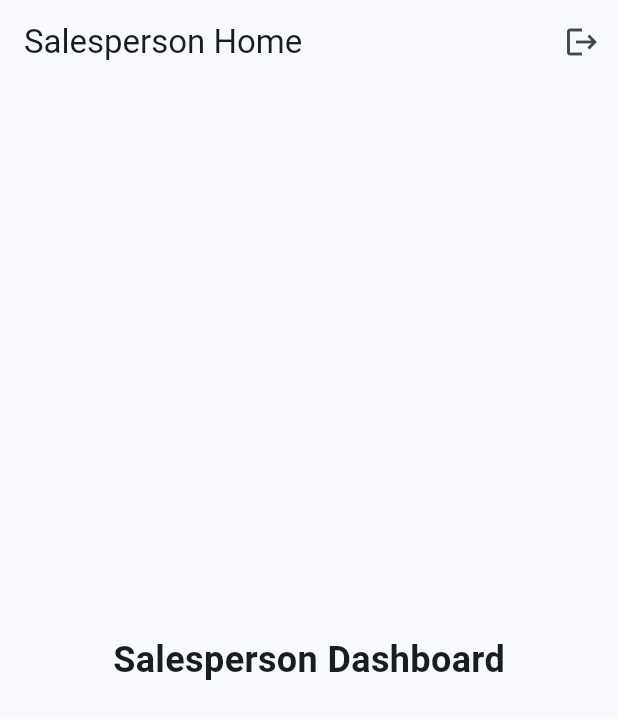
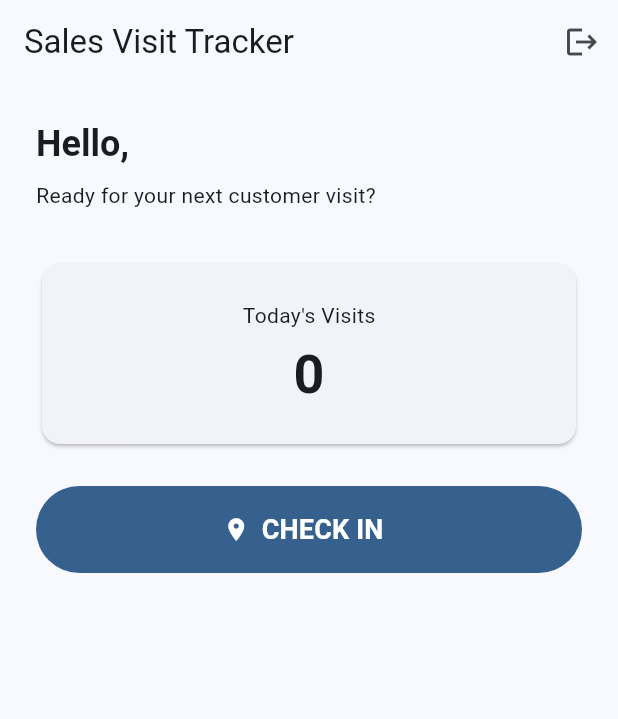
Before and after one commit to vianneywendy/SalesTrackerApp, a Flutter app: the SalespersonHomeScreen screen opened directly, on a phone screen of 412 x 824 dp. Shown: the top 719 px of the screen. Run offline on Flutter 3.47's test engine with Material 3 defaults, Android fonts, the phone set to English and light mode, and no system bars; our stand-ins replace supabase_flutter; accounts and stored records are empty.

Commit message:
Add salesperson dashboard and check-in form

```diff
--- a/lib/screens/salesperson_home_screen.dart
+++ b/lib/screens/salesperson_home_screen.dart
@@ -1,13 +1,85 @@
 import 'package:flutter/material.dart';
 import 'package:supabase_flutter/supabase_flutter.dart';
 
-class SalespersonHomeScreen extends StatelessWidget {
+import 'check_in_screen.dart';
+
+class SalespersonHomeScreen extends StatefulWidget {
   const SalespersonHomeScreen({super.key});
 
-  Future<void> logout(BuildContext context) async {
+  @override
+  State<SalespersonHomeScreen> createState() => _SalespersonHomeScreenState();
+}
+
+class _SalespersonHomeScreenState extends State<SalespersonHomeScreen> {
+  String fullName = 'Salesperson';
+  int todayVisitCount = 0;
+  bool isLoading = true;
+
+  @override
+  void initState() {
+    super.initState();
+    loadDashboard();
+  }
+
+  Future<void> loadDashboard() async {
+    final user = Supabase.instance.client.auth.currentUser;
+
+    if (user == null) {
+      return;
+    }
+
+    try {
+      final profile = await Supabase.instance.client
+          .from('profiles')
+          .select('full_name')
+          .eq('id', user.id)
+          .single();
+
+      final now = DateTime.now();
+
+      final startOfDay = DateTime(
+        now.year,
+        now.month,
+        now.day,
+      ).toUtc();
+
+      final endOfDay = startOfDay.add(
+        const Duration(days: 1),
+      );
+
+      final visits = await Supabase.instance.client
+          .from('visits')
+          .select('id')
+          .eq('salesperson_id', user.id)
+          .gte('visited_at', startOfDay.toIso8601String())
+          .lt('visited_at', endOfDay.toIso8601String());
+
+      if (!mounted) return;
+
+      setState(() {
+        fullName = profile['full_name'] ?? 'Salesperson';
+        todayVisitCount = visits.length;
+        isLoading = false;
+      });
+    } catch (error) {
+      if (!mounted) return;
+
+      setState(() {
+        isLoading = false;
+      });
+
+      ScaffoldMessenger.of(context).showSnackBar(
+        SnackBar(
+          content: Text('Failed to load dashboard: $error'),
+        ),
+      );
+    }
+  }
+
+  Future<void> logout() async {
     await Supabase.instance.client.auth.signOut();
 
-    if (!context.mounted) return;
+    if (!mounted) return;
 
     Navigator.of(context).pushNamedAndRemoveUntil(
       '/',
@@ -15,27 +87,91 @@ class SalespersonHomeScreen extends StatelessWidget {
     );
   }
 
+  Future<void> openCheckIn() async {
+    final result = await Navigator.of(context).push(
+      MaterialPageRoute(
+        builder: (_) => const CheckInScreen(),
+      ),
+    );
+
+    if (result == true) {
+      loadDashboard();
+    }
+  }
+
   @override
   Widget build(BuildContext context) {
     return Scaffold(
       appBar: AppBar(
-        title: const Text('Salesperson Home'),
+        title: const Text('Sales Visit Tracker'),
         actions: [
           IconButton(
-            onPressed: () => logout(context),
+            tooltip: 'Log out',
+            onPressed: logout,
             icon: const Icon(Icons.logout),
           ),
         ],
       ),
-      body: const Center(
-        child: Text(
-          'Salesperson Dashboard',
-          style: TextStyle(
-            fontSize: 24,
-            fontWeight: FontWeight.bold,
-          ),
-        ),
-      ),
+      body: isLoading
+          ? const Center(
+              child: CircularProgressIndicator(),
+            )
+          : RefreshIndicator(
+              onRefresh: loadDashboard,
+              child: ListView(
+                padding: const EdgeInsets.all(24),
+                children: [
+                  Text(
+                    'Hello, $fullName',
+                    style: Theme.of(context).textTheme.headlineSmall?.copyWith(
+                          fontWeight: FontWeight.bold,
+                        ),
+                  ),
+                  const SizedBox(height: 8),
+                  const Text(
+                    'Ready for your next customer visit?',
+                  ),
+                  const SizedBox(height: 32),
+                  Card(
+                    child: Padding(
+                      padding: const EdgeInsets.all(24),
+                      child: Column(
+                        children: [
+                          const Text(
+                            "Today's Visits",
+                          ),
+                          const SizedBox(height: 8),
+                          Text(
+                            '$todayVisitCount',
+                            style: Theme.of(context)
+                                .textTheme
+                                .displaySmall
+                                ?.copyWith(
+                                  fontWeight: FontWeight.bold,
+                                ),
+                          ),
+                        ],
+                      ),
+                    ),
+                  ),
+                  const SizedBox(height: 24),
+                  SizedBox(
+                    height: 58,
+                    child: FilledButton.icon(
+                      onPressed: openCheckIn,
+                      icon: const Icon(Icons.location_on),
+                      label: const Text(
+                        'CHECK IN',
+                        style: TextStyle(
+                          fontSize: 18,
+                          fontWeight: FontWeight.bold,
+                        ),
+                      ),
+                    ),
+                  ),
+                ],
+              ),
+            ),
     );
   }
 }
```
Also changed, not shown: lib/screens/check_in_screen.dart (added, +158 -0 lines).
